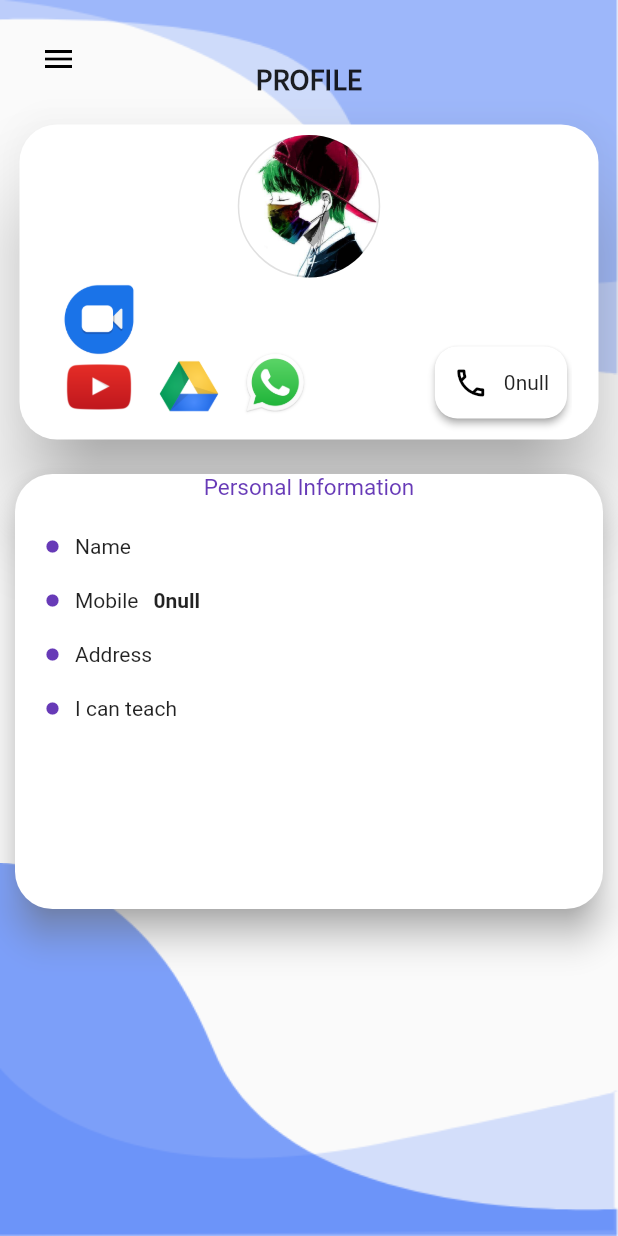
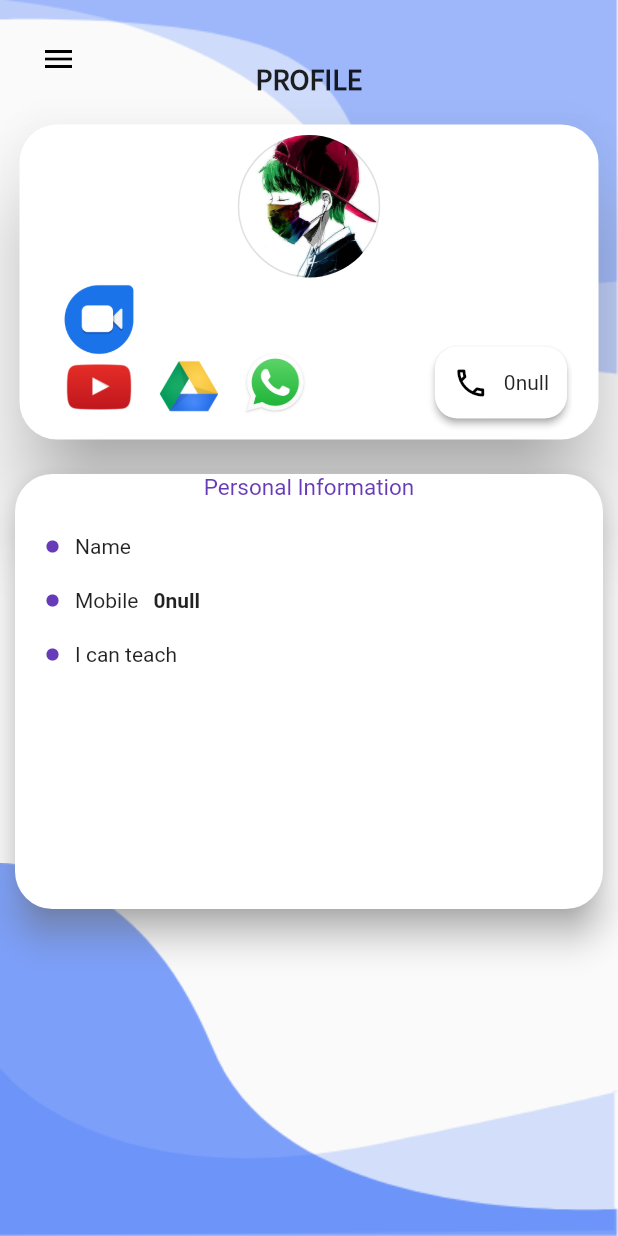
Before and after one commit to YahyaMig/graduation_project, a Flutter app: the UserProfile screen opened by its route, on a phone screen of 412 x 824 dp. Run offline on Flutter 3.47's test engine with Material 2 defaults, Android fonts, the phone set to English and light mode, and no system bars; our stand-ins replace cached_network_image, email_validator, firebase_auth, firebase_core, progress_dialog; missing offline and left inert: open_url, password_strength, time_picker_widget, whatsapp_unilink; accounts and stored records are empty; network calls fail.

Commit message:
for presentaion

```diff
--- a/lib/screens/appointment_screen.dart
+++ b/lib/screens/appointment_screen.dart
@@ -1,6 +1,5 @@
 import 'package:flutter/cupertino.dart';
 import 'package:flutter/material.dart';
-import 'package:fluttertoast/fluttertoast.dart';
 import 'package:graduation_project_2/components/alert_dialog.dart';
 import 'package:graduation_project_2/components/background.dart';
 import 'package:graduation_project_2/components/custome_text_field.dart';
--- a/lib/screens/user_profile.dart
+++ b/lib/screens/user_profile.dart
@@ -241,10 +241,10 @@ class _UserProfileState extends State<UserProfile> {
                                     text: '0${kUser.phoneNumber}',
                                     textName: 'Mobile',
                                   ),
-                                  UserInformation(
-                                    text: kUser.getAddress(),
-                                    textName: 'Address',
-                                  ),
+                                  // UserInformation(
+                                  //   text: kUser.getAddress(),
+                                  //   textName: 'Address',
+                                  // ),
                                   UserInformation(
                                     text: kUser.getCourses(),
                                     textName: 'I can teach',
```
